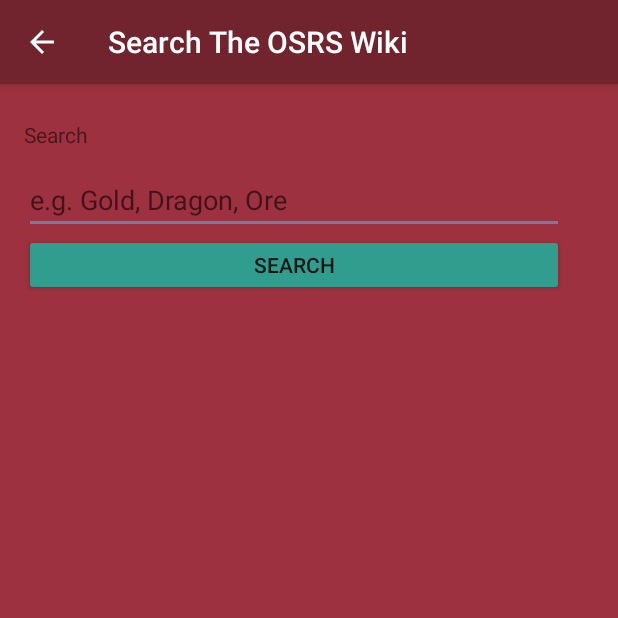
After one commit to jdw-uni/Mobile-App-Project, an Android app: the wikiMain screen opened directly, with no data from a screen before it, on a phone screen of 412 x 824 dp, the top half of it. The commit adds this screen. Run offline under Robolectric (Android 15) with nearby library versions, the phone set to English and light mode, and no system bars.

Commit message:
Added OSRS Wiki Search

```diff
--- a/OSRSComrade/app/build.gradle
+++ b/OSRSComrade/app/build.gradle
@@ -20,6 +20,7 @@ android {
             proguardFiles getDefaultProguardFile('proguard-android-optimize.txt'), 'proguard-rules.pro'
         }
     }
+    useLibrary 'org.apache.http.legacy'
 
 }
 
--- a/OSRSComrade/app/src/main/res/layout/mainscreen.xml
+++ b/OSRSComrade/app/src/main/res/layout/mainscreen.xml
@@ -64,6 +64,7 @@
         android:layout_width="175dp"
         android:layout_height="60dp"
         android:layout_marginStart="28dp"
+        android:onClick="wikiActivity"
         android:layout_marginTop="8dp"
         android:text="@string/wiki"
         app:layout_constraintStart_toStartOf="parent"
--- /dev/null
+++ b/OSRSComrade/app/src/main/res/layout/wiki_main.xml
@@ -0,0 +1,55 @@
+<?xml version="1.0" encoding="utf-8"?>
+<RelativeLayout xmlns:android="http://schemas.android.com/apk/res/android"
+    xmlns:app="http://schemas.android.com/apk/res-auto"
+    xmlns:tools="http://schemas.android.com/tools"
+    android:background="@color/windowBackground"
+    android:id="@+id/relativeLayout"
+    android:layout_width="match_parent"
+    android:layout_height="match_parent">
+
+    <EditText
+        android:id="@+id/searchText2"
+        android:layout_width="360dp"
+        android:layout_height="44dp"
+        android:layout_marginStart="16dp"
+        android:layout_marginTop="56dp"
+        android:ems="10"
+        android:hint="e.g. Gold, Dragon, Ore"
+        android:inputType="textPersonName"
+        app:layout_constraintStart_toStartOf="parent"
+        app:layout_constraintTop_toTopOf="parent" />
+
+    <Button
+        android:id="@+id/buttonSearch2"
+        android:layout_width="360dp"
+        android:layout_height="41dp"
+        android:layout_marginStart="16dp"
+        android:layout_marginTop="100dp"
+        android:backgroundTint="@color/buttonColor"
+        android:onClick="itemSearch"
+        android:text="Search"
+        app:layout_constraintStart_toStartOf="parent"
+        app:layout_constraintTop_toTopOf="parent" />
+
+    <TextView
+        android:id="@+id/search"
+        android:layout_width="124dp"
+        android:layout_height="29dp"
+        android:layout_marginStart="16dp"
+        android:layout_marginTop="24dp"
+        android:text="Search"
+        app:layout_constraintStart_toStartOf="parent"
+        app:layout_constraintTop_toTopOf="parent" />
+
+    <androidx.recyclerview.widget.RecyclerView
+        android:id="@+id/recyclerView"
+        android:layout_width="413dp"
+        android:layout_height="591dp"
+        android:layout_marginTop="144dp"
+        android:background="@color/windowBackground"
+        android:padding="4dp"
+        android:scrollbars="vertical"
+        app:layout_constraintStart_toStartOf="parent"
+        app:layout_constraintTop_toTopOf="parent"></androidx.recyclerview.widget.RecyclerView>
+
+</RelativeLayout>
--- a/OSRSComrade/app/src/main/res/values/strings.xml
+++ b/OSRSComrade/app/src/main/res/values/strings.xml
@@ -12,10 +12,11 @@
     <string name="stats">HISCORES</string>
     <string name="wiki">OSRS WIKI</string>
     <string name="news">OSRS NEWS</string>
-    <string name="farm">FARM TIMERS</string>
-    <string name="notes">NOTES</string>
+    <string name="farm">----</string>
+    <string name="notes">----</string>
     <!-- End mainScreen strings. -->
 
+    <string name="search_wiki">Search The OSRS Wiki</string>
 
     <!-- string array for Twitter items -->
     <string-array name="tab_items">
--- a/OSRSComrade/build.gradle
+++ b/OSRSComrade/build.gradle
@@ -20,6 +20,9 @@ allprojects {
     repositories {
         google()
         jcenter()
+        maven {
+            url "https://maven.google.com"
+        }
 
     }
 }
```
Also changed, not shown: OSRSComrade/app/src/main/AndroidManifest.xml (+20 -0 lines), OSRSComrade/app/src/main/java/com/example/osrscomrade/ServiceHandler.java (added, +89 -0 lines), OSRSComrade/app/src/main/java/com/example/osrscomrade/mainScreen.java (+5 -2 lines), OSRSComrade/app/src/main/java/com/example/osrscomrade/news/ParseAdapter.java (+4 -4 lines), OSRSComrade/app/src/main/java/com/example/osrscomrade/wiki/wikiAdapter.java (added, +78 -0 lines), OSRSComrade/app/src/main/java/com/example/osrscomrade/wiki/wikiItem.java (added, +25 -0 lines), OSRSComrade/app/src/main/java/com/example/osrscomrade/wiki/wikiMain.java (added, +345 -0 lines), OSRSComrade/app/src/main/res/layout/wiki_item.xml (added, +41 -0 lines), OSRSComrade/app/src/main/res/drawable/wiki.png (added), OSRSComrade/app/src/main/res/layout/news_item.xml (renamed from OSRSComrade/app/src/main/res/layout/parse_item.xml), 2 other files.
